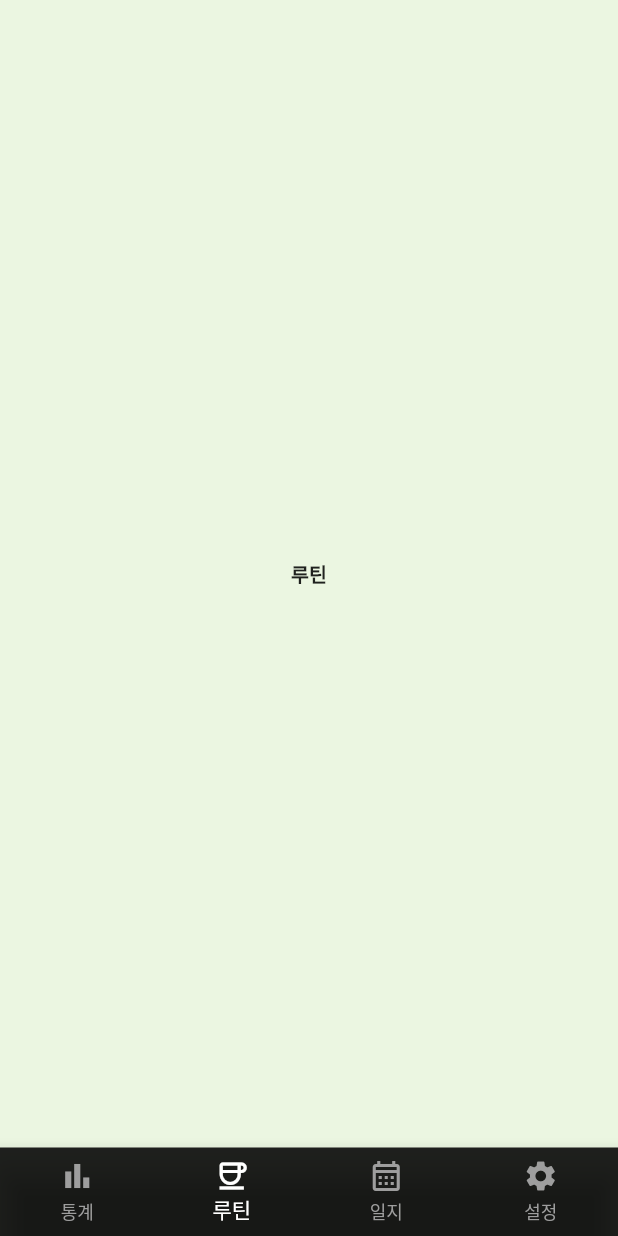
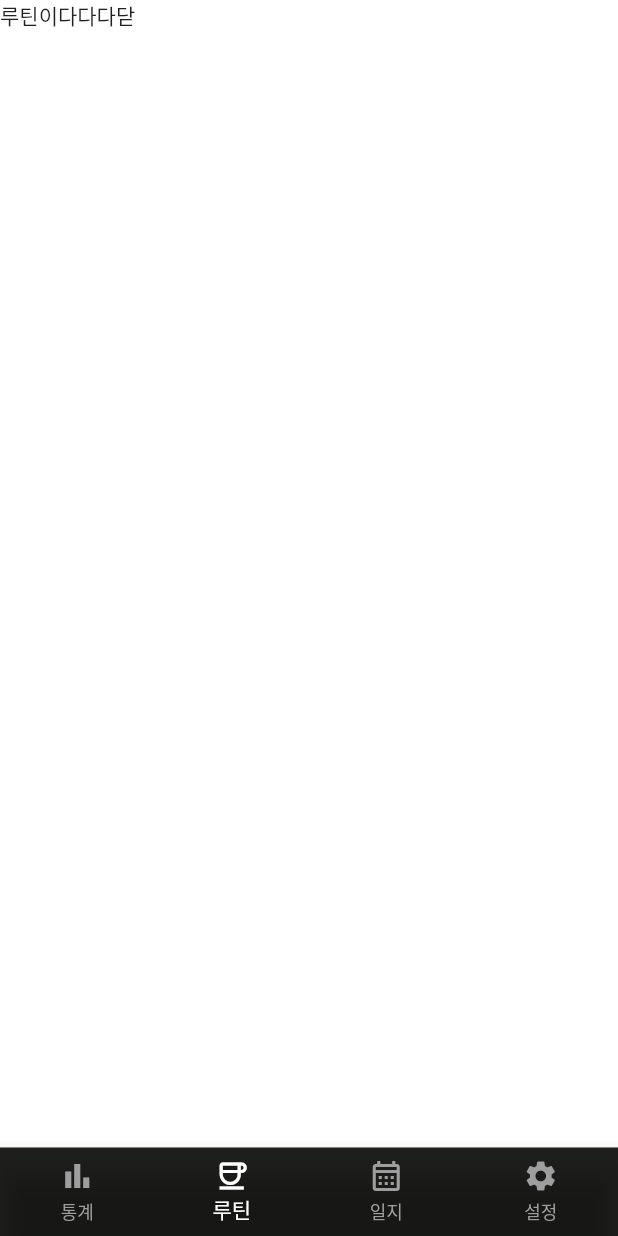
Before and after one commit to Life-Logs/flutter_app, a Flutter app: the MainScreen screen opened directly, item 2 of the bottom bar chosen, on a phone screen of 412 x 824 dp. Run offline on Flutter 3.47's test engine with Material 2 defaults, Android fonts, the phone set to English and light mode, and no system bars; our stand-ins replace google_sign_in.

Commit message:
feat: add routine widget ( empty widget )

```diff
--- a/lib/main/main_screen.dart
+++ b/lib/main/main_screen.dart
@@ -1,4 +1,5 @@
 import 'package:flutter/material.dart';
+import 'package:lifelog/main/widgets/routine_widget.dart';
 
 class MainScreen extends StatefulWidget {
   // final GoogleSignInAccount user;
@@ -20,7 +21,7 @@ class _MainScreenState extends State<MainScreen> {
 
   List<Widget> body = const [
     Text('통계', style: optionStyle),
-    Text('루틴', style: optionStyle),
+    RoutineWidget(),
     Text('일지', style: optionStyle),
     Text('설정', style: optionStyle),
   ];
--- a/lib/main/widgets/routine_widget.dart
+++ b/lib/main/widgets/routine_widget.dart
@@ -5,6 +5,9 @@ class RoutineWidget extends StatelessWidget {
 
   @override
   Widget build(BuildContext context) {
-    return const Placeholder();
+    return const Scaffold(
+      backgroundColor: Colors.white,
+      body: Text('루틴이다다다닫'),
+    );
   }
 }
```
Also changed, not shown: lib/home/home_screen.dart (+18 -10 lines).
